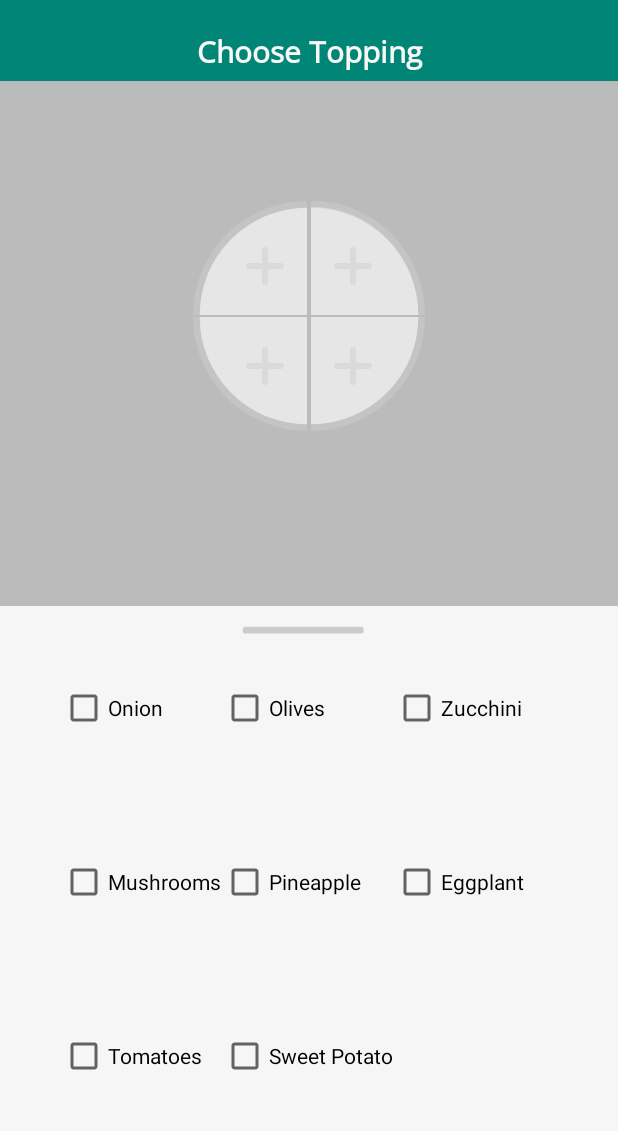
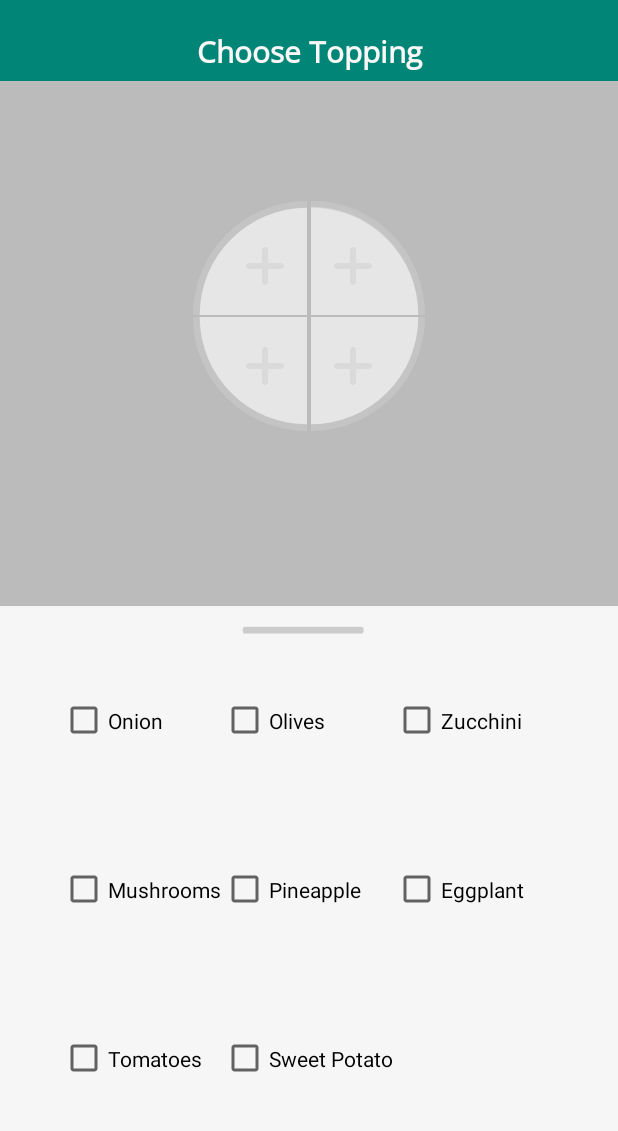
Before and after one commit to izipris/pizzapp, an Android app: the ToppingsPopUp screen opened directly, with no data from a screen before it, on a phone screen of 412 x 824 dp, the part 63-1194 px from its top. Run offline under Robolectric (Android 15) with nearby library versions, the phone set to English and light mode, and no system bars; 1 statement that could not run was skipped.

```diff
--- a/app/src/main/res/layout/popup_toppings.xml
+++ b/app/src/main/res/layout/popup_toppings.xml
@@ -202,8 +202,12 @@
             android:columnCount="3"
             android:paddingStart="40dp"
             android:paddingEnd="18dp"
+            android:paddingTop="10dp"
             android:layout_marginTop="10dp"
-            android:rowCount="4">
+            android:rowCount="4"
+            android:clickable="true"
+            android:focusable="true"
+            android:onClick="backToMain">
         </GridLayout>
 
     </HorizontalScrollView>
--- a/app/src/main/res/layout/tab_fragment_main.xml
+++ b/app/src/main/res/layout/tab_fragment_main.xml
@@ -10,7 +10,6 @@
         android:id="@+id/pizzaPic"
         android:layout_width="match_parent"
         android:layout_height="match_parent"
-        android:background="@drawable/ic_middle_base"
         android:gravity="center"
         android:paddingBottom="70dp">
 
```
